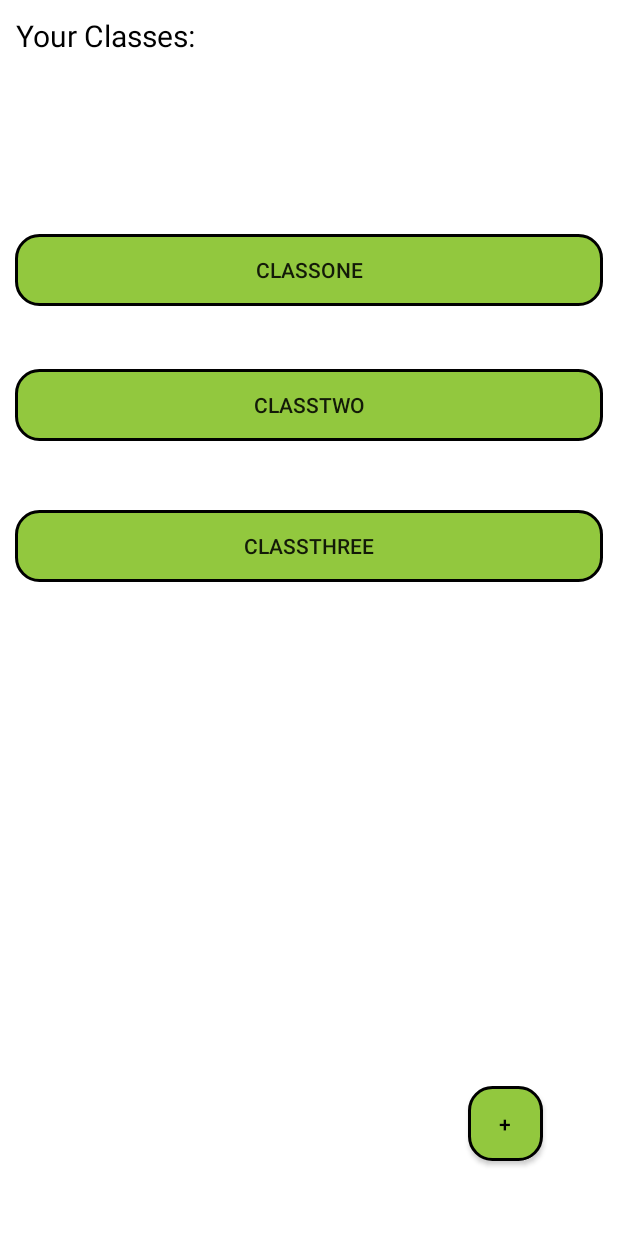
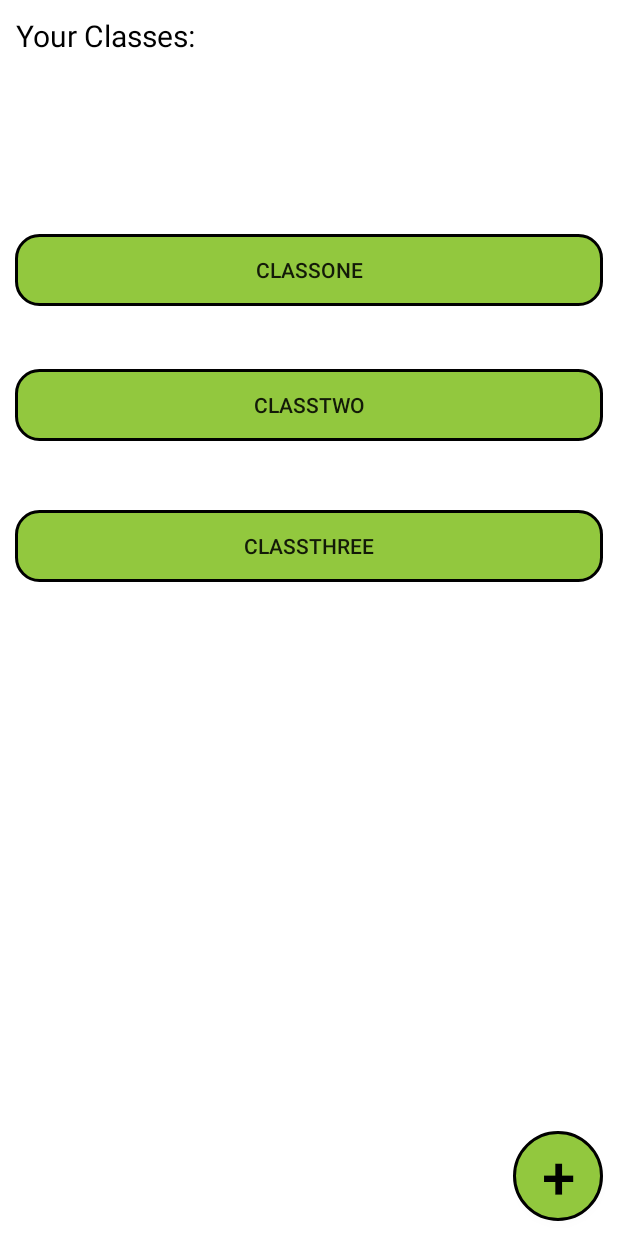
Before and after one commit to SamPfister/FiniteCampusProject, an Android app: the ClassListActivity screen opened directly, with no data from a screen before it, on a phone screen of 412 x 824 dp. Run offline under Robolectric (Android 15) with nearby library versions, the phone set to English and light mode, and no system bars.

Commit message:
I added some design to the viewAllAssignments and viewIndividualAssignment activities

```diff
--- /dev/null
+++ b/app/src/main/res/drawable/circle.xml
@@ -0,0 +1,6 @@
+<?xml version="1.0" encoding="UTF-8"?>
+<shape xmlns:android="http://schemas.android.com/apk/res/android">
+    <corners android:radius="30dp" />
+    <stroke android:color="#000000" android:width="2dp" />
+    <solid android:color="#92c83E" />
+</shape>
--- a/app/src/main/res/layout/activity_class_list.xml
+++ b/app/src/main/res/layout/activity_class_list.xml
@@ -33,14 +33,15 @@
 
     <Button
         android:id="@+id/addClassButton"
-        android:layout_width="50dp"
-        android:layout_height="50dp"
-        android:layout_margin="@dimen/marginBig"
-        android:background="@drawable/oval"
+        android:layout_width="60dp"
+        android:layout_height="60dp"
+        android:layout_margin="@dimen/margin"
+        android:background="@drawable/circle"
         android:text="+"
         android:textColor="@color/colorText"
         app:layout_constraintBottom_toBottomOf="parent"
-        app:layout_constraintEnd_toEndOf="parent" />
+        app:layout_constraintEnd_toEndOf="parent"
+        android:textSize="40sp"/>
 
     <Button
         android:id="@+id/classOne"
```
Also changed, not shown: app/src/main/res/layout/activity_view_all_assignments.xml (+15 -0 lines), app/src/main/res/layout/activity_view_individual_assignment.xml (+9 -3 lines).
